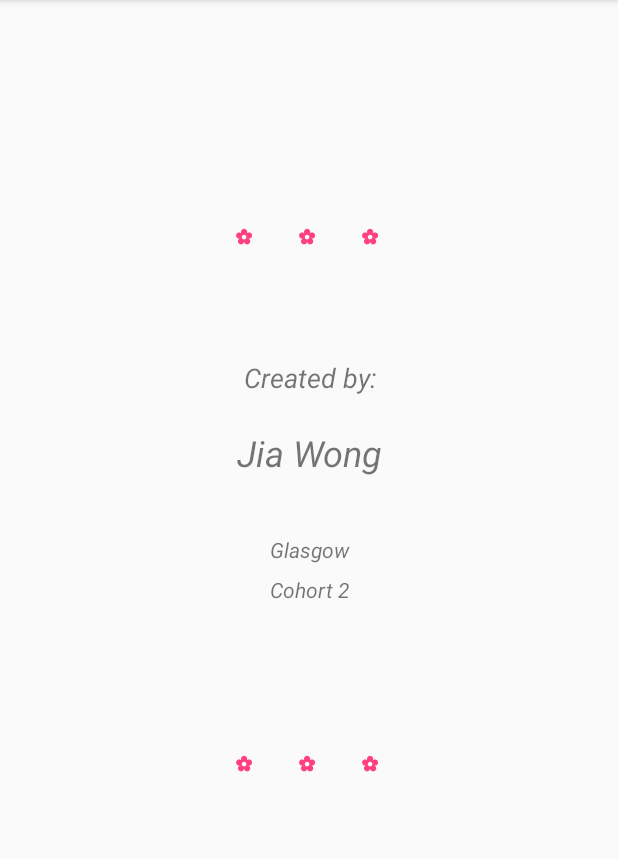
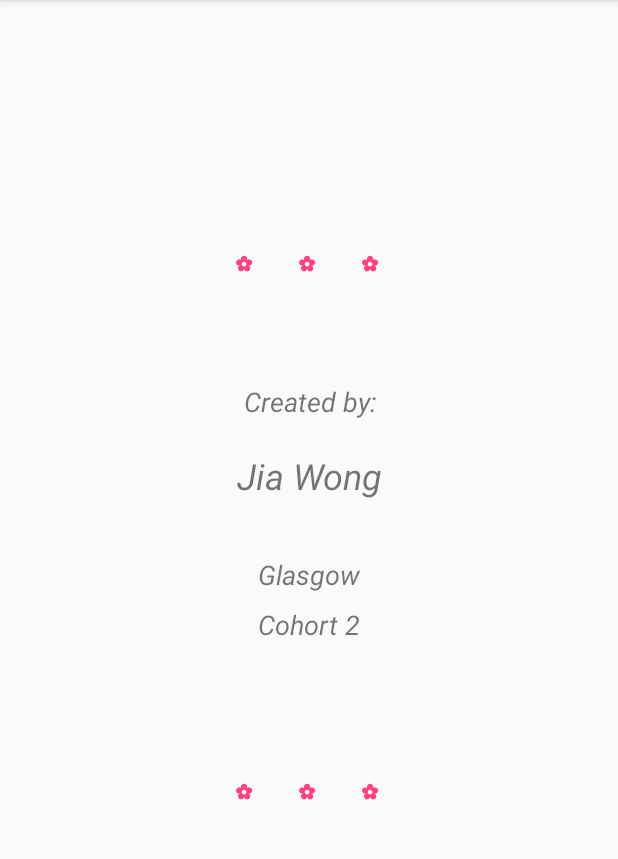
Before and after one commit to AlphaHydroxy/FoodTrackerProject, an Android app: the AboutActivity screen opened directly, with no data from a screen before it, on a phone screen of 412 x 824 dp, the part 84-943 px from its top. Run offline under Robolectric (Android 15) with nearby library versions, the phone set to English and light mode, and no system bars.

Commit message:
added about page

```diff
--- a/app/src/main/res/layout/activity_about.xml
+++ b/app/src/main/res/layout/activity_about.xml
@@ -55,6 +55,7 @@
         android:layout_marginTop="8dp"
         android:text="Glasgow"
         android:textAlignment="center"
+        android:textSize="18sp"
         android:textStyle="italic"
         app:layout_constraintBottom_toBottomOf="parent"
         app:layout_constraintHorizontal_bias="0.0"
@@ -67,17 +68,18 @@
         android:id="@+id/cohort_num"
         android:layout_width="wrap_content"
         android:layout_height="wrap_content"
+        android:layout_marginBottom="8dp"
+        android:layout_marginLeft="8dp"
+        android:layout_marginRight="8dp"
         android:layout_marginTop="7dp"
         android:text="Cohort 2"
+        android:textSize="18sp"
         android:textStyle="italic"
+        app:layout_constraintBottom_toBottomOf="parent"
+        app:layout_constraintLeft_toLeftOf="parent"
+        app:layout_constraintRight_toRightOf="parent"
         app:layout_constraintTop_toBottomOf="@+id/about_cohort"
-        android:layout_marginRight="8dp"
-        app:layout_constraintRight_toRightOf="parent"
-        android:layout_marginLeft="8dp"
-        app:layout_constraintLeft_toLeftOf="parent"
-        app:layout_constraintBottom_toBottomOf="parent"
-        android:layout_marginBottom="8dp"
-        app:layout_constraintVertical_bias="0.0"/>
+        app:layout_constraintVertical_bias="0.005"/>
 
     <TextView
         android:id="@+id/flowers_1"
@@ -96,7 +98,7 @@
         app:layout_constraintLeft_toLeftOf="parent"
         app:layout_constraintRight_toRightOf="parent"
         app:layout_constraintTop_toTopOf="parent"
-        app:layout_constraintVertical_bias="0.19"
+        app:layout_constraintVertical_bias="0.215"
         app:layout_constraintHorizontal_bias="0.501"/>
 
     <TextView
```
